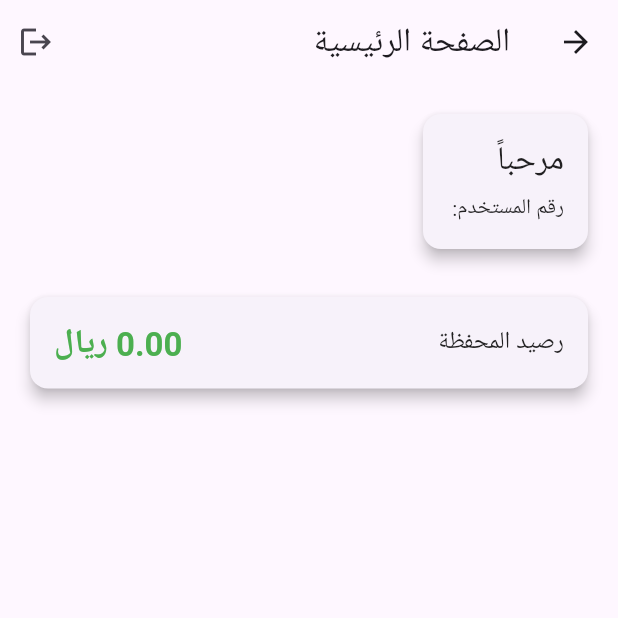
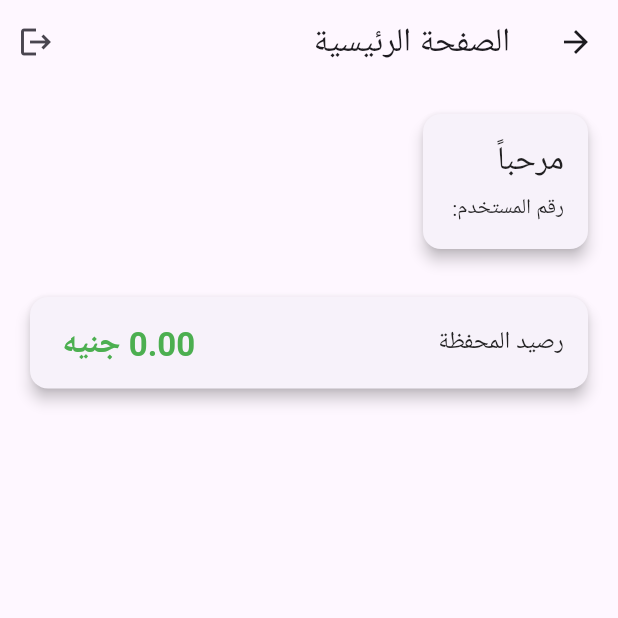
Before and after one commit to s7so/sendex_app, a Flutter app: the HomeScreen screen opened by its route, on a phone screen of 412 x 824 dp, the top half of it. Run offline on Flutter 3.47's test engine with Material 3 defaults, Android fonts, the phone set to English and light mode, and no system bars; our stand-ins replace cloud_firestore, firebase_auth, firebase_core; accounts and stored records are empty; Roboto replaces fonts that are missing (Cairo).

Commit message:
Update wallet balance currency display from 'ريال' to 'جنيه'

```diff
--- a/lib/screens/home_screen.dart
+++ b/lib/screens/home_screen.dart
@@ -112,7 +112,7 @@ class _HomeScreenState extends State<HomeScreen> {
                                 style: Theme.of(context).textTheme.titleMedium,
                               ),
                               Text(
-                                '${_wallet?.balance.toStringAsFixed(2) ?? "0.00"} ريال',
+                                '${_wallet?.balance.toStringAsFixed(2) ?? "0.00"} جنيه ',
                                 style: Theme.of(context)
                                     .textTheme
                                     .titleLarge
```
